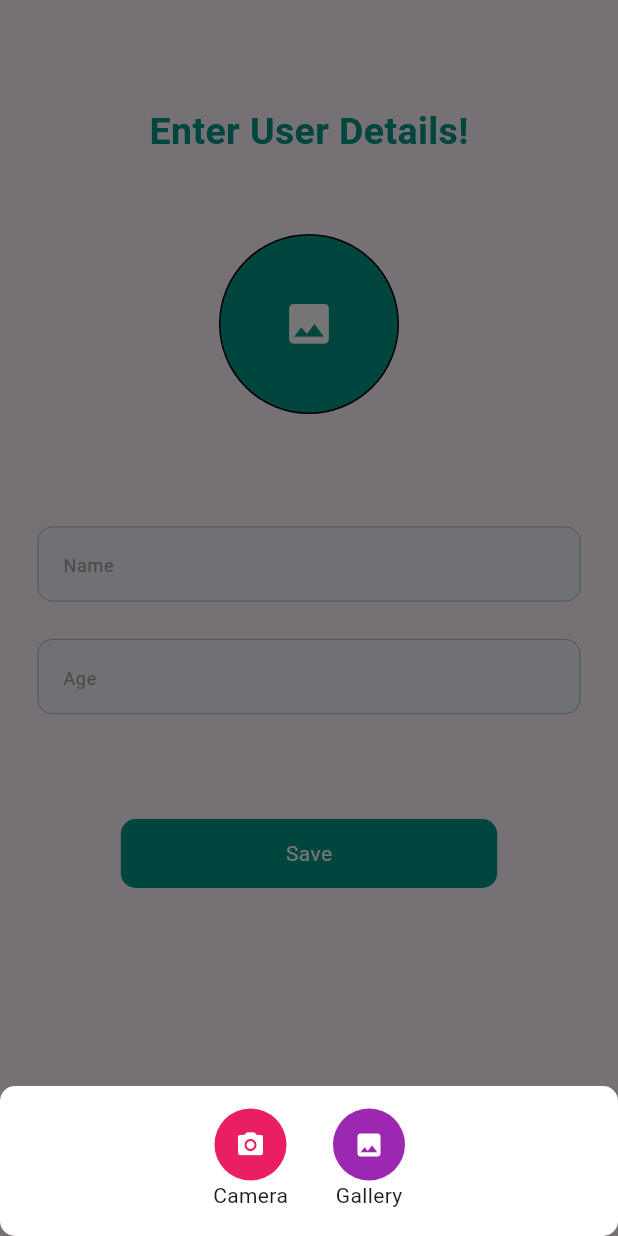
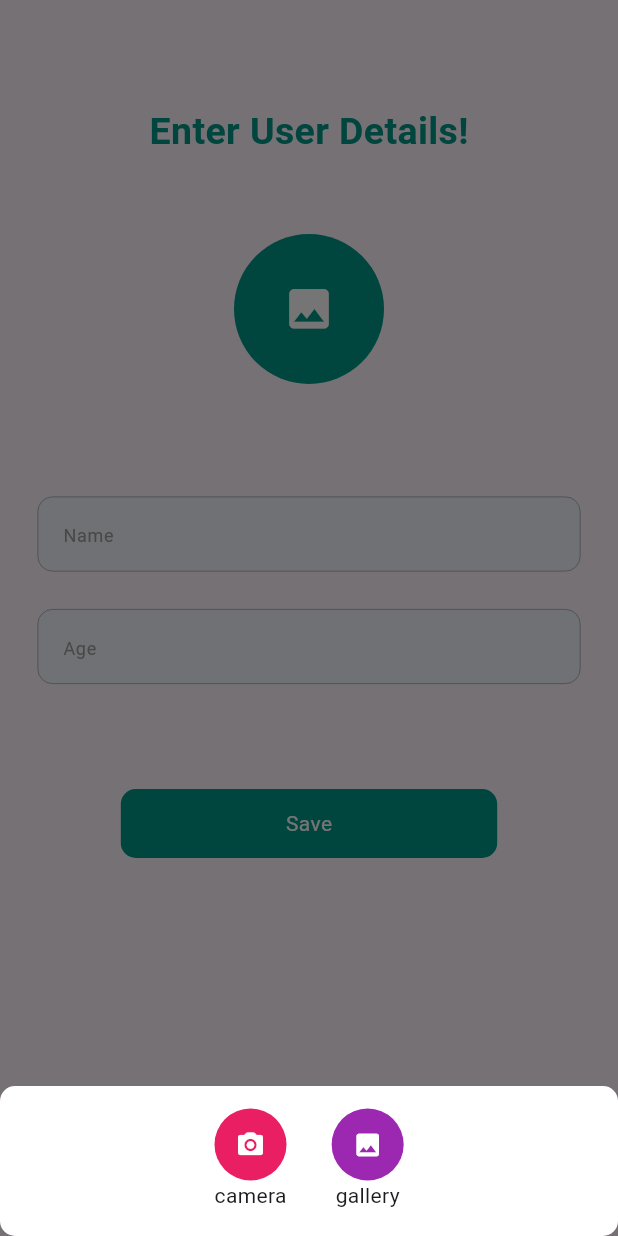
Before and after one commit to sahla01/kylatask, a Flutter app: the HomePage screen opened directly, after a tap on "Add Student", after a tap on the "image" icon, on a phone screen of 412 x 824 dp. Run offline on Flutter 3.47's test engine with Material 3 defaults, Android fonts, the phone set to English and light mode, and no system bars; our stand-ins replace cloud_firestore, firebase_auth, firebase_core, firebase_storage, fluttertoast, google_sign_in and 2 more; accounts and stored records are empty; network calls fail.

Commit message:
initial commit

```diff
--- a/lib/Login_page.dart
+++ b/lib/Login_page.dart
@@ -35,7 +35,7 @@ class _LoginPageState extends State<LoginPage> {
       Navigator.push(
         context,
         MaterialPageRoute(
-          builder: (context) => const HomePage(),
+          builder: (context) =>  HomePage(),
         ),
       );
     } else {
@@ -54,7 +54,7 @@ class _LoginPageState extends State<LoginPage> {
         Navigator.pushReplacement(
           context,
           MaterialPageRoute(
-            builder: (context) => const HomePage(),
+            builder: (context) =>  const HomePage(),
           ),
         );
       });
--- a/lib/add_details_page.dart
+++ b/lib/add_details_page.dart
@@ -1,11 +1,14 @@
+
 import 'dart:convert';
+import 'dart:io';
 import 'dart:typed_data';
 
-import 'package:cloud_firestore/cloud_firestore.dart';
 import 'package:flutter/material.dart';
+import 'package:fluttertoast/fluttertoast.dart';
 import 'package:image_picker/image_picker.dart';
 
 import 'home_page.dart';
+import 'modelclass.dart';
 
 class AddDetailsPage extends StatefulWidget {
   const AddDetailsPage({super.key});
@@ -17,7 +20,9 @@ class AddDetailsPage extends StatefulWidget {
 class _AddDetailsPageState extends State<AddDetailsPage> {
   TextEditingController namecontroller =TextEditingController();
   TextEditingController agecontroller =TextEditingController();
+  String? imgB64;
   XFile? _image;
+  UserManagement userManagement = UserManagement();
   final ImagePicker _picker = ImagePicker();
 
   @override
@@ -36,22 +41,26 @@ class _AddDetailsPageState extends State<AddDetailsPage> {
               ),),
             ),
             SizedBox(height: 50,),
-            Container(
-             height: 120,
-             width: 120,
-             decoration: BoxDecoration(
-               color: Colors.teal,
-               borderRadius: BorderRadius.all(Radius.circular(70)),
-               border: Border.all(
-                 color: Colors.black
-               )
-             ),
-             child: Center(child: InkWell(
+            InkWell(
                 onTap: (){
                   showimage();
                 },
-                 child: Icon(Icons.image,color: Colors.white,size: 35,))),
+                child:
+                CircleAvatar(
+                  radius: 50,
+                  backgroundColor: Colors.teal,
+                  child: ClipOval(
+                    child: _image != null // Case 1: Editing with local image
+                        ? Image.file(
+                      File(_image!.path),
+                      fit: BoxFit.cover,
+                      height: 95,
+                      width: 95,
+
+                    ):
+                    Icon(Icons.image,color: Colors.white,size: 35,),
                   ),
+                )),
             SizedBox(height: 50,),
             Padding(
               padding: const EdgeInsets.all(25.0),
@@ -133,8 +142,28 @@ class _AddDetailsPageState extends State<AddDetailsPage> {
             SizedBox(height: 70,),
             InkWell(
                 onTap: () {
-
-                    Navigator.push(context, MaterialPageRoute(builder: (context)=>HomePage()));
+                  if (namecontroller.text.isNotEmpty &&
+                      agecontroller.text.isNotEmpty
+                      && _image.toString().isNotEmpty){
+                    if (_image!= null) {
+                      String imagePath = _image!.path;
+                      userManagement.uploadImageAndUserData(
+                        name: namecontroller.text,
+                        age: agecontroller.text,
+                        imagePath: imagePath, // Pass the extracted file path
+                      );
+                    }
+                    Navigator.pushReplacement(context, MaterialPageRoute(builder: (context)=>HomePage()));
+                  }else{
+                    Fluttertoast.showToast(
+                        msg: "All fields are mandatory!",
+                        toastLength: Toast.LENGTH_SHORT,
+                        gravity: ToastGravity.CENTER,
+                        timeInSecForIosWeb: 1,
+                        backgroundColor: Colors.red,
+                        textColor: Colors.white,
+                        fontSize: 16.0);
+                  }
                 },
                 child: Container(
                     decoration: BoxDecoration(
@@ -169,28 +198,36 @@ class _AddDetailsPageState extends State<AddDetailsPage> {
           }),
     );
   }
-  _imageFromGallery() async {
+
+  _imagefromgallery() async {
     final XFile? image = await _picker.pickImage(
         source: ImageSource.gallery,
         maxHeight: 480,
         maxWidth: 640,
-      imageQuality: 50,
+        imageQuality: 50
     );
-    if (image != null) {
-      Uint8List imageBytes = await image.readAsBytes();
-      String base64String = base64.encode(imageBytes);
+    Uint8List imagebytes = await image!.readAsBytes();
+    String base64String = base64.encode(imagebytes);
     setState(() {
-        isImageSelected = true;
-        imageFile = image;
+      _image = image;
       imgB64 = base64String;
+      print(_image);
+      print('abfcvfdd');
     });
-    }
   }
 
   _imagefromcamera() async {
-    final XFile? photo = await _picker.pickImage(source: ImageSource.camera);
+    final XFile? image = await _picker.pickImage(
+        source: ImageSource.camera,
+        maxHeight: 480,
+        maxWidth: 640,
+        imageQuality: 50
+    );
+    Uint8List imagebytes = await image!.readAsBytes();
+    String base64String = base64.encode(imagebytes);
     setState(() {
-      _image = photo;
+      _image = image;
+      imgB64 = base64String;
     });
   }
 
@@ -201,7 +238,7 @@ class _AddDetailsPageState extends State<AddDetailsPage> {
         backgroundColor: Colors.white,
         context: context,
         builder: (context) {
-          return Container(
+          return SizedBox(
             height: 100,
             child: Padding(
               padding: const EdgeInsets.all(15.0),
@@ -212,44 +249,46 @@ class _AddDetailsPageState extends State<AddDetailsPage> {
                   Column(
                     children: [
                       Ink(
-                        decoration: ShapeDecoration(
+                        decoration: const ShapeDecoration(
                           color: Colors.pink,
                           shape: CircleBorder(),
                         ),
                         child: IconButton(
                           onPressed: () {
                             _imagefromcamera();
+                            Navigator.pop(context);
                           },
-                          icon: Icon(Icons.camera_alt_rounded,
+                          icon: const Icon(Icons.camera_alt_rounded,
                               color: Colors.white),
                           iconSize: 20,
                           splashRadius: 40,
                         ),
                       ),
-                      Text("Camera"),
+                      Text("camera"),
                     ],
                   ),
-                  SizedBox(
+                  const SizedBox(
                     width: 30,
                   ),
                   Column(
                     children: [
                       Ink(
-                        decoration: ShapeDecoration(
+                        decoration: const ShapeDecoration(
                           color: Colors.purple,
                           shape: CircleBorder(),
                         ),
                         child: IconButton(
                           onPressed: () {
                             _imagefromgallery();
+                            Navigator.pop(context);
                           },
-                          icon: Icon(Icons.photo),
+                          icon: const Icon(Icons.photo),
                           color: Colors.white,
                           iconSize: 20,
                           splashRadius: 40,
                         ),
                       ),
-                      Text("Gallery"),
+                      Text("gallery"),
                     ],
                   ),
                 ],
@@ -258,4 +297,5 @@ class _AddDetailsPageState extends State<AddDetailsPage> {
           );
         });
   }
+
 }
--- a/lib/home_page.dart
+++ b/lib/home_page.dart
@@ -1,3 +1,4 @@
+import 'package:cloud_firestore/cloud_firestore.dart';
 import 'package:firebase_auth/firebase_auth.dart';
 import 'package:flutter/material.dart';
 import 'package:kaylatask/Login_page.dart';
@@ -15,15 +16,48 @@ class _HomePageState extends State<HomePage> {
   double _value = 0.0;
   double _startValue = 0.0; // Add this line
   double _endValue = 50.0;
+  CollectionReference _users = FirebaseFirestore.instance.collection('User');
+
+  List<Map<String, dynamic>> userList = [];
+  List<Map<String, dynamic>> _filteredUserList = [];
+
+  @override
+  void initState() {
+    super.initState();
+    _loadUsers();
+  }
+
+  void _loadUsers() async {
+    QuerySnapshot querySnapshot = await _users.get();
+    setState(() {
+      userList = querySnapshot.docs.map((doc) => doc.data() as Map<String, dynamic>).toList();
+      _filteredUserList = List.from(userList);
+    });
+  }
+
+  void _searchFilter(String query) {
+    setState(() {
+      if (query.isNotEmpty) {
+        _filteredUserList = userList
+            .where((user) => user['Name'].toLowerCase().contains(query.toLowerCase()))
+            .toList();
+      } else {
+        _filteredUserList = List.from(userList);
+      }
+    });
+  }
 
   @override
   Widget build(BuildContext context) {
     return Scaffold(
+      backgroundColor: Colors.white.withOpacity(0.9),
       appBar: AppBar(
         backgroundColor: Colors.teal,
         title: Container(
           width: MediaQuery.of(context).size.width * 0.9,
           child: TextFormField(
+            onChanged: (value) => _searchFilter(value),
+                // _searchFilter(value),
             controller: searchcontroller,
             decoration: InputDecoration(
                 contentPadding: const EdgeInsets.symmetric(),
@@ -31,10 +65,10 @@ class _HomePageState extends State<HomePage> {
                 hintText: 'Search',
                 fillColor: const Color(0XFFD9D9D9),
                 focusedBorder: const OutlineInputBorder(
-                    borderRadius: BorderRadius.all(Radius.circular(15)),
+                    borderRadius: BorderRadius.all(Radius.circular(5)),
                     borderSide: BorderSide(width: 1, color: Colors.grey)),
                 enabledBorder: const OutlineInputBorder(
-                    borderRadius: BorderRadius.all(Radius.circular(15)),
+                    borderRadius: BorderRadius.all(Radius.circular(5)),
                     borderSide: BorderSide(
                       color: Colors.grey,
                     )),
@@ -97,87 +131,90 @@ class _HomePageState extends State<HomePage> {
                 ],
               ),
             ),
-            SizedBox(
-              height: MediaQuery.of(context).size.height,
-              child: ListView.builder(
-                  itemCount: 4,
-                  itemBuilder: (BuildContext context, int index) {
-                    return InkWell(
-                      onTap: () {},
+            Container(
+              height: 200,
+              child: StreamBuilder<QuerySnapshot>(
+                stream: _users.snapshots(),
+                builder: (BuildContext context, AsyncSnapshot<QuerySnapshot> snapshot) {
+                  if (snapshot.hasError) {
+                    return const Center(
+                      child: Text('Something went wrong'),
+                    );
+                  }
+                  if (snapshot.connectionState == ConnectionState.waiting) {
+                    return const Center(
+                      child: CircularProgressIndicator(),
+                    );
+                  }
+                  userList = snapshot.data!.docs.map((doc) => doc.data() as Map<String, dynamic>).toList();
+                  return ListView(
+                    children: _filteredUserList.map((user) {
+                      return Padding(
+                        padding: const EdgeInsets.only(left: 10, right: 10),
                         child: Padding(
-                        padding: const EdgeInsets.all(9.0),
-                        child: Card(
-                          color: Color(0xffeae9e9),
-                          shape: const RoundedRectangleBorder(
-                              borderRadius: BorderRadius.all(
-                            Radius.circular(10.0),
-                          )),
-                          child: Column(
-                            children: [
-                              Row(
+                          padding: const EdgeInsets.only(left: 8, right: 8, bottom: 8),
+                          child: Container(
+                            decoration: BoxDecoration(
+                                borderRadius: BorderRadius.circular(5.0), color: Colors.white),
+                            child: Row(
                               children: [
                                 Padding(
                                   padding: const EdgeInsets.all(8.0),
-                                    child: Image.asset(
-                                      'assets/images/fitnesimg1.png',
-                                      height: 25,
+                                  child: CircleAvatar(
+                                    radius: 25,
+                                    child: ClipOval(
+                                      child: user['Image'] != null
+                                          ? Image.network(
+                                        user['Image'],
+                                        width: 50,
+                                        height: 50,
+                                        fit: BoxFit.cover,
+                                      )
+                                          : Image.asset('assets/images/user.png', width: 50, height: 50),
                                     ),
                                   ),
-                                  SizedBox(
-                                    width: 10,
                                 ),
                                 Expanded(
                                   flex: 2,
                                   child: Column(
+                                    mainAxisAlignment: MainAxisAlignment.start,
+                                    crossAxisAlignment: CrossAxisAlignment.start,
                                     children: [
-                                        Row(
-                                          mainAxisAlignment:
-                                              MainAxisAlignment.spaceBetween,
-                                          mainAxisSize: MainAxisSize.max,
-                                          children: [
-                                            Column(
-                                              crossAxisAlignment:
-                                                  CrossAxisAlignment.start,
-                                              children: [
-                                                Text(
-                                                  "sahla",
-                                                  style: TextStyle(
-                                                      color: Colors.grey),
+                                      Text(user['Name']),
+                                      const SizedBox(
+                                        height: 3,
                                       ),
-                                                SizedBox(
-                                                  height: 10,
-                                                ),
-                                                Text(
-                                                  "26",
-                                                  style: TextStyle(
-                                                      color: Colors.grey),
-                                                ),
+                                      Text(user['Age']),
                                     ],
                                   ),
-                                          ],
-                                        ),
-                                      ],
-                                    ),
-                                  ),
-                                ],
                                 ),
                               ],
                             ),
                           ),
                         ),
                       );
-                  }),
+                    }).toList(),
+                  );
+                },
+              ),
             ),
           ],
         ),
       ),
-      floatingActionButton: Padding(
-        padding: const EdgeInsets.only(right: 90),
+      floatingActionButton: Row(
+        mainAxisAlignment: MainAxisAlignment.center,
+        children: [
+          SizedBox(
+            height: 40,
+            width: 140,
             child: FloatingActionButton.extended(
               onPressed: () {
                 Navigator.pushReplacement(context,
                     MaterialPageRoute(builder: (context) => AddDetailsPage()));
               },
+              shape: RoundedRectangleBorder(
+                borderRadius: BorderRadius.circular(25)
+              ),
               label: Text(
                 "Add Student",
                 style: TextStyle(color: Colors.white),
@@ -189,6 +226,8 @@ class _HomePageState extends State<HomePage> {
               backgroundColor: Colors.teal,
             ),
           ),
+        ],
+      ),
     );
   }
 }
```
Also changed, not shown: lib/modelclass.dart (added, +56 -0 lines), assets/images/user.png (added). Lines whose indentation alone changed are shown as unchanged.
